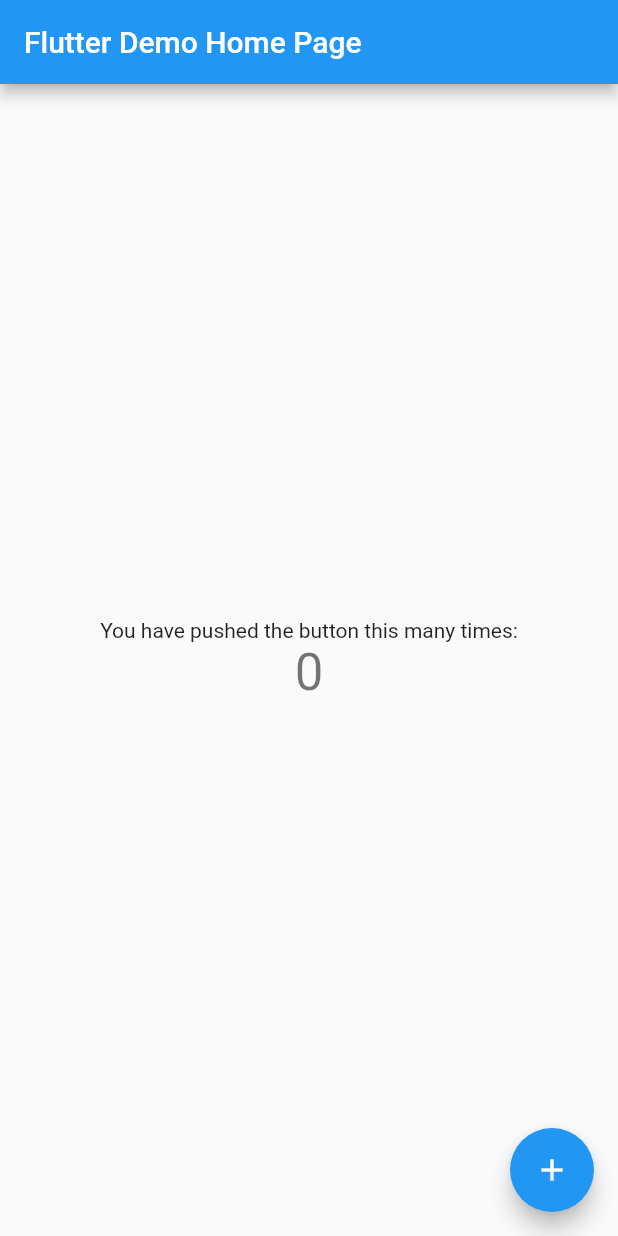
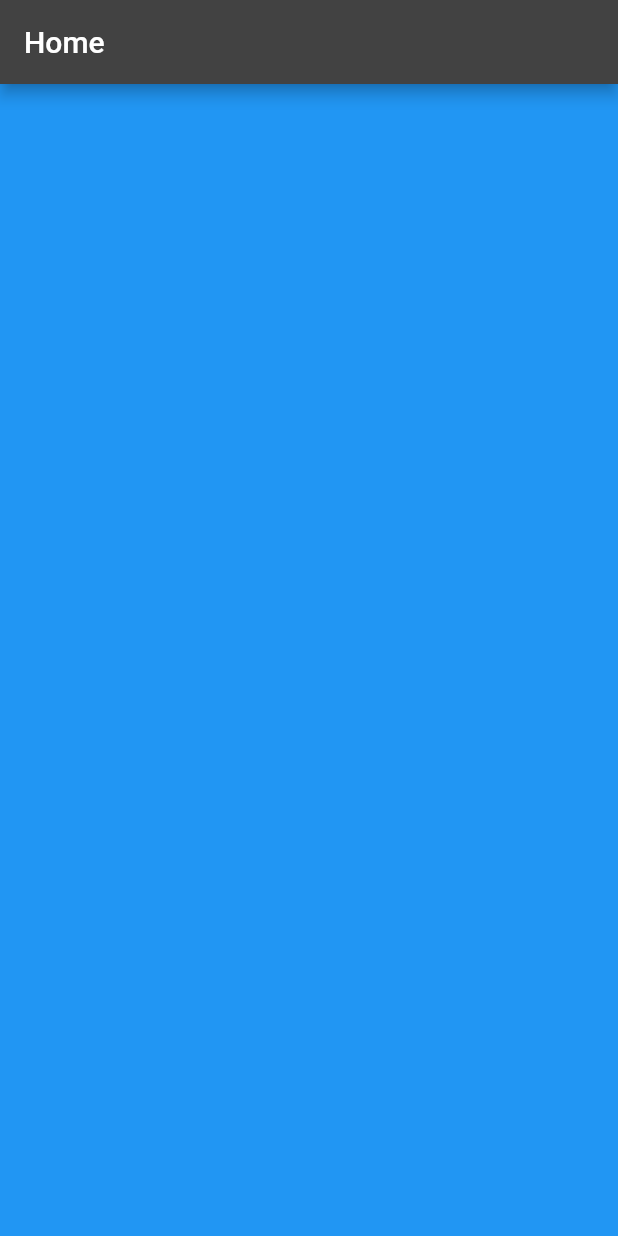
Before and after one commit to asbloom-py/store, a Flutter app: the screen it shows after launch, on a phone screen of 412 x 824 dp. Run offline on Flutter 3.47's test engine with Material 2 defaults, Android fonts, the phone set to English and light mode, and no system bars; our stand-ins replace auto_route.

Commit message:
feat: add routing

```diff
--- a/lib/main.dart
+++ b/lib/main.dart
@@ -1,71 +1,25 @@
 import 'package:flutter/material.dart';
 import 'package:flutter_web_plugins/flutter_web_plugins.dart';
+import 'package:store_web/router/router.gr.dart';
 
 void main() {
   setUrlStrategy(PathUrlStrategy());
-  runApp(const MyApp());
+  runApp(MyApp());
 }
 
 class MyApp extends StatelessWidget {
-  const MyApp({Key? key}) : super(key: key);
-
+  MyApp({Key? key}) : super(key: key);
+  final _appRouter = AppRouter();
   // This widget is the root of your application.
   @override
   Widget build(BuildContext context) {
-    return MaterialApp(
-      title: 'Flutter Demo',
+    return MaterialApp.router(
       debugShowCheckedModeBanner: false,
-      theme: ThemeData(
-        primarySwatch: Colors.blue,
-      ),
-      home: const MyHomePage(title: 'Flutter Demo Home Page'),
+      title: 'Navigation Tutorial',
+      routeInformationParser: _appRouter.defaultRouteParser(),
+      routerDelegate: _appRouter.delegate(),
+      theme: ThemeData.dark(),
+      builder: (context, router) => router!,
     );
   }
 }
-
-class MyHomePage extends StatefulWidget {
-  const MyHomePage({Key? key, required this.title}) : super(key: key);
-
-  final String title;
-
-  @override
-  State<MyHomePage> createState() => _MyHomePageState();
-}
-
-class _MyHomePageState extends State<MyHomePage> {
-  int _counter = 0;
-
-  void _incrementCounter() {
-    setState(() {
-      _counter++;
-    });
-  }
-
-  @override
-  Widget build(BuildContext context) {
-    return Scaffold(
-      appBar: AppBar(
-        title: Text(widget.title),
-      ),
-      body: Center(
-        child: Column(
-          mainAxisAlignment: MainAxisAlignment.center,
-          children: <Widget>[
-            const Text(
-              'You have pushed the button this many times:',
-            ),
-            Text(
-              '$_counter',
-              style: Theme.of(context).textTheme.headline4,
-            ),
-          ],
-        ),
-      ),
-      floatingActionButton: FloatingActionButton(
-        onPressed: _incrementCounter,
-        tooltip: 'Increment',
-        child: const Icon(Icons.add),
-      ),
-    );
-  }
-}
--- /dev/null
+++ b/lib/screens/home/page.dart
@@ -0,0 +1,14 @@
+import 'package:flutter/material.dart';
+
+class HomePage extends StatelessWidget {
+  @override
+  Widget build(BuildContext context) {
+    return Scaffold(
+        appBar: AppBar(
+          title: Text("Home"),
+        ),
+        body: Container(
+          color: Colors.blue,
+        ));
+  }
+}
--- a/pubspec.yaml
+++ b/pubspec.yaml
@@ -19,9 +19,11 @@
 
 dev_dependencies:
   auto_route_generator: ^3.2.1
+  build_runner: null
   flutter_lints: ^1.0.0
   flutter_test:
     sdk: flutter
+  pedantic_mono: ^1.15.0
 
 # For information on the generic Dart part of this file, see the
 # following page: https://dart.dev/tools/pub/pubspec
```
Also changed, not shown: analysis_options.yaml (+94 -26 lines), lib/router/router.dart (added, +34 -0 lines), lib/screens/merchant/page_merchant.dart (added, +25 -0 lines), lib/screens/merchant/shop/page_shop.dart (added, +28 -0 lines), lib/router/router.gr.dart (added), pubspec.lock.
